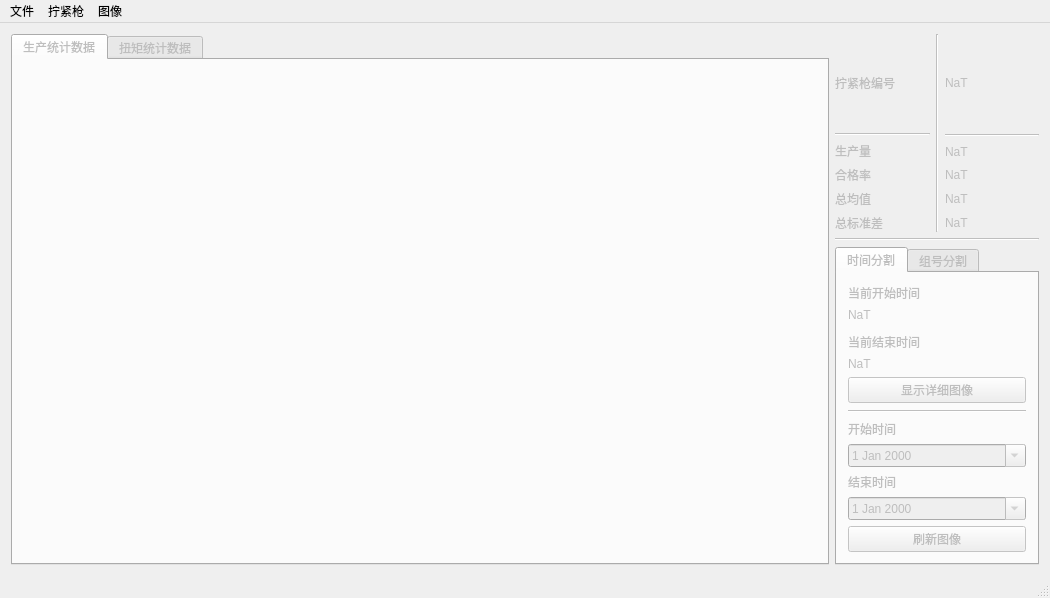
Old version of the form mainwindow.ui in the repository Sanvenir/db_process.
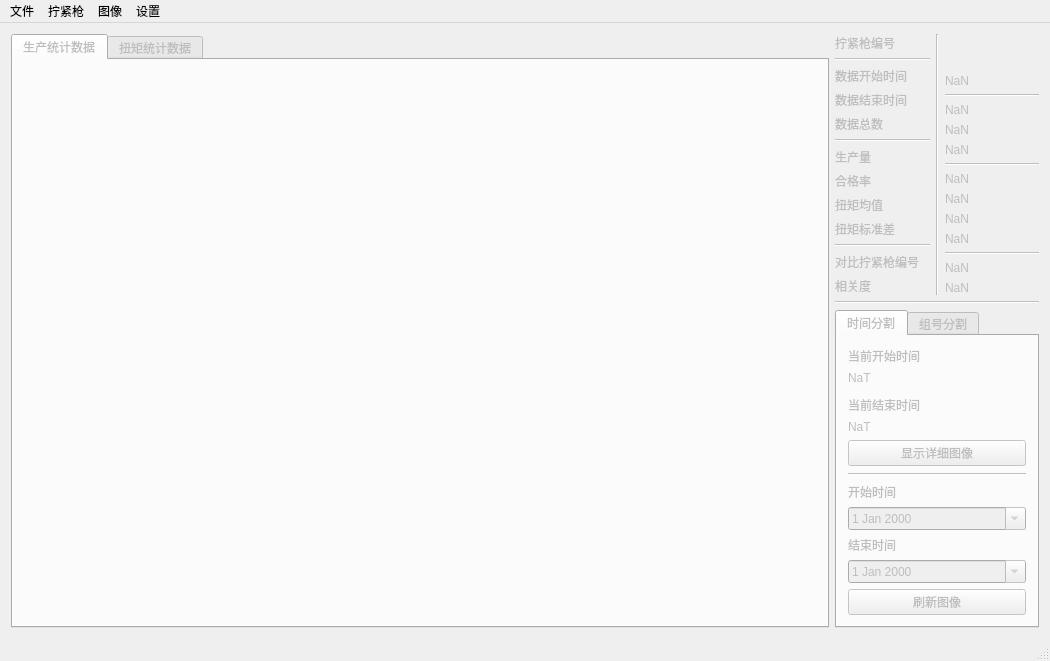
New version of the form.

The edit to the form file:
```diff
--- a/mainwindow.ui
+++ b/mainwindow.ui
@@ -58,7 +58,7 @@
       <item>
        <layout class="QHBoxLayout" name="horizontalLayout_2">
         <item>
-         <layout class="QVBoxLayout" name="verticalLayout_4" stretch="0,1,2,0,1,1,1,1">
+         <layout class="QVBoxLayout" name="verticalLayout_4">
           <item>
            <spacer name="verticalSpacer_7">
             <property name="orientation">
@@ -86,17 +86,32 @@
            </widget>
           </item>
           <item>
-           <spacer name="verticalSpacer_3">
+           <widget class="Line" name="line_9">
             <property name="orientation">
-             <enum>Qt::Vertical</enum>
+             <enum>Qt::Horizontal</enum>
             </property>
-            <property name="sizeHint" stdset="0">
-             <size>
-              <width>20</width>
-              <height>40</height>
-             </size>
+           </widget>
+          </item>
+          <item>
+           <widget class="QLabel" name="label_5">
+            <property name="text">
+             <string>数据开始时间</string>
             </property>
-           </spacer>
+           </widget>
+          </item>
+          <item>
+           <widget class="QLabel" name="label_6">
+            <property name="text">
+             <string>数据结束时间</string>
+            </property>
+           </widget>
+          </item>
+          <item>
+           <widget class="QLabel" name="label_7">
+            <property name="text">
+             <string>数据总数</string>
+            </property>
+           </widget>
           </item>
           <item>
            <widget class="Line" name="line_5">
@@ -122,14 +137,35 @@
           <item>
            <widget class="QLabel" name="label_total_mean">
             <property name="text">
-             <string>总均值</string>
+             <string>扭矩均值</string>
             </property>
            </widget>
           </item>
           <item>
            <widget class="QLabel" name="label_total_std">
             <property name="text">
-             <string>总标准差</string>
+             <string>扭矩标准差</string>
+            </property>
+           </widget>
+          </item>
+          <item>
+           <widget class="Line" name="line_7">
+            <property name="orientation">
+             <enum>Qt::Horizontal</enum>
+            </property>
+           </widget>
+          </item>
+          <item>
+           <widget class="QLabel" name="label">
+            <property name="text">
+             <string>对比拧紧枪编号</string>
+            </property>
+           </widget>
+          </item>
+          <item>
+           <widget class="QLabel" name="label_3">
+            <property name="text">
+             <string>相关度</string>
             </property>
            </widget>
           </item>
@@ -149,7 +185,7 @@
          </widget>
         </item>
         <item>
-         <layout class="QVBoxLayout" name="verticalLayout_5" stretch="0,1,2,0,1,1,1,1">
+         <layout class="QVBoxLayout" name="verticalLayout_5">
           <item>
            <spacer name="verticalSpacer_8">
             <property name="orientation">
@@ -166,22 +202,37 @@
           <item>
            <widget class="QLabel" name="spindle">
             <property name="text">
-             <string>NaT</string>
+             <string>NaN</string>
             </property>
            </widget>
           </item>
           <item>
-           <spacer name="verticalSpacer_4">
+           <widget class="Line" name="line_10">
             <property name="orientation">
-             <enum>Qt::Vertical</enum>
+             <enum>Qt::Horizontal</enum>
             </property>
-            <property name="sizeHint" stdset="0">
-             <size>
-              <width>20</width>
-              <height>40</height>
-             </size>
+           </widget>
+          </item>
+          <item>
+           <widget class="QLabel" name="label_total_start">
+            <property name="text">
+             <string>NaN</string>
             </property>
-           </spacer>
+           </widget>
+          </item>
+          <item>
+           <widget class="QLabel" name="label_total_end">
+            <property name="text">
+             <string>NaN </string>
+            </property>
+           </widget>
+          </item>
+          <item>
+           <widget class="QLabel" name="label_total_num">
+            <property name="text">
+             <string>NaN</string>
+            </property>
+           </widget>
           </item>
           <item>
            <widget class="Line" name="line_6">
@@ -193,28 +244,49 @@
           <item>
            <widget class="QLabel" name="total_production">
             <property name="text">
-             <string>NaT</string>
+             <string>NaN</string>
             </property>
            </widget>
           </item>
           <item>
            <widget class="QLabel" name="total_qualification">
             <property name="text">
-             <string>NaT</string>
+             <string>NaN</string>
             </property>
            </widget>
           </item>
           <item>
            <widget class="QLabel" name="total_mean">
             <property name="text">
-             <string>NaT</string>
+             <string>NaN</string>
             </property>
            </widget>
           </item>
           <item>
            <widget class="QLabel" name="total_std">
             <property name="text">
-             <string>NaT</string>
+             <string>NaN</string>
+            </property>
+           </widget>
+          </item>
+          <item>
+           <widget class="Line" name="line_8">
+            <property name="orientation">
+             <enum>Qt::Horizontal</enum>
+            </property>
+           </widget>
+          </item>
+          <item>
+           <widget class="QLabel" name="label_comp_spindle_id">
+            <property name="text">
+             <string>NaN</string>
+            </property>
+           </widget>
+          </item>
+          <item>
+           <widget class="QLabel" name="label_correlation">
+            <property name="text">
+             <string>NaN</string>
             </property>
            </widget>
           </item>
@@ -599,9 +671,18 @@
     <addaction name="separator"/>
     <addaction name="menuspc_figure"/>
    </widget>
+   <widget class="QMenu" name="menuSetting">
+    <property name="title">
+     <string>设置</string>
+    </property>
+    <addaction name="actionPartNum"/>
+    <addaction name="actionDefaultReadTime"/>
+    <addaction name="actionReverseTime"/>
+   </widget>
    <addaction name="menuFile"/>
    <addaction name="menuSpindle"/>
    <addaction name="menuPlot"/>
+   <addaction name="menuSetting"/>
   </widget>
   <widget class="QStatusBar" name="statusBar"/>
   <action name="actionOpen">
```
Left out of the diff: 15 changed lines with no effect on the pictures.
